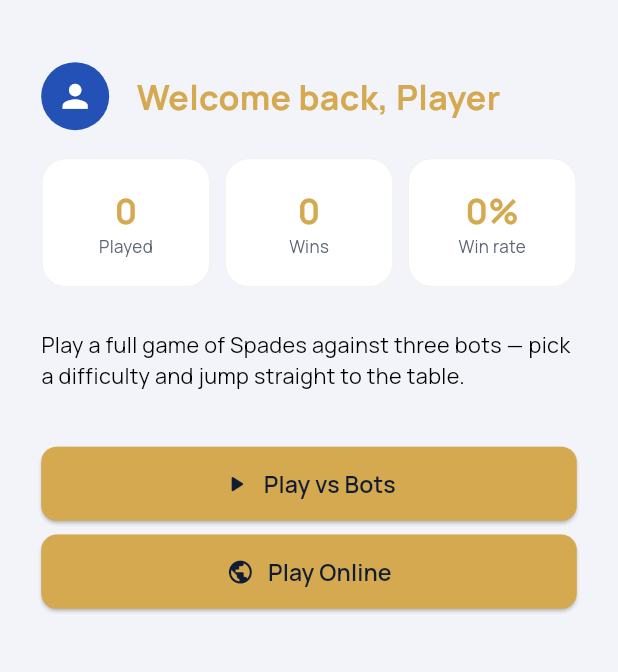
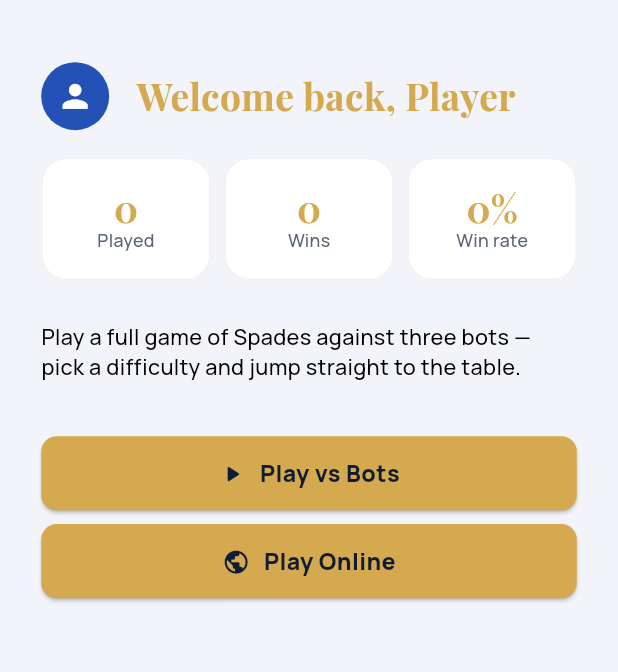
Before and after one commit to Gulshid/Card-Game, a Flutter app: the screen it shows after launch, on a phone screen of 412 x 824 dp, the part 63-735 px from its top. Run offline on Flutter 3.47's test engine with Material 3 defaults, Android fonts, the light colour scheme and no system bars; our stand-ins replace audioplayers, equatable, flutter_bloc, flutter_screenutil, get_it, go_router and 3 more; accounts and stored records are empty; statements that could not run were skipped.

Commit message:
app text style is updated

```diff
--- a/card_game/lib/core/theme/app_text_styles.dart
+++ b/card_game/lib/core/theme/app_text_styles.dart
@@ -1,31 +1,77 @@
+import 'dart:ui' show FontFeature;
+
 import 'package:flutter/material.dart';
 import 'package:flutter_screenutil/flutter_screenutil.dart';
 import 'package:google_fonts/google_fonts.dart';
 
 import 'app_colors.dart';
 
-/// Type ramp. Sizes are `.sp` (ScreenUtil) so they scale with the
-/// design-size bucket the same way spacing does. Built as functions
-/// (not const fields) because `.sp` needs `ScreenUtil` to be
-/// initialized first, which only happens inside `ScreenUtilInit`.
+/// Type ramp: **Playfair Display** (an elegant high-contrast serif) for
+/// display/headline moments, **Manrope** for everything functional.
+///
+/// Sizes are `.sp` (ScreenUtil). Built as functions (not const fields)
+/// because `.sp` needs `ScreenUtil` initialised first.
 abstract class AppTextStyles {
-  static TextStyle _base({
+  static TextStyle _sans({
     required double size,
     required FontWeight weight,
     required Color color,
+    double? letterSpacing,
+    double? height,
   }) {
-    return GoogleFonts.manrope(fontSize: size, fontWeight: weight, color: color);
+    return GoogleFonts.manrope(
+      fontSize: size,
+      fontWeight: weight,
+      color: color,
+      letterSpacing: letterSpacing,
+      height: height,
+    );
   }
 
-  static TextStyle display(Color color) => _base(size: 30.sp, weight: FontWeight.w700, color: color);
-  static TextStyle h1(Color color) => _base(size: 22.sp, weight: FontWeight.w700, color: color);
-  static TextStyle h2(Color color) => _base(size: 18.sp, weight: FontWeight.w600, color: color);
-  static TextStyle body(Color color) => _base(size: 14.sp, weight: FontWeight.w400, color: color);
-  static TextStyle bodyStrong(Color color) => _base(size: 14.sp, weight: FontWeight.w600, color: color);
-  static TextStyle caption(Color color) => _base(size: 11.sp, weight: FontWeight.w400, color: color);
-  static TextStyle button(Color color) => _base(size: 15.sp, weight: FontWeight.w600, color: color);
+  static TextStyle _serif({
+    required double size,
+    required FontWeight weight,
+    required Color color,
+    double? letterSpacing,
+  }) {
+    return GoogleFonts.playfairDisplay(
+      fontSize: size,
+      fontWeight: weight,
+      color: color,
+      letterSpacing: letterSpacing,
+      height: 1.15,
+    );
+  }
 
-  // Convenience shorthands bound to the brand palette, used outside
-  // of Theme-aware contexts (e.g. inside the felt-green game table).
-  static TextStyle get goldLabel => _base(size: 12.sp, weight: FontWeight.w600, color: AppColors.gold);
+  // ---- Core ramp (signatures unchanged) -------------------------------
+  static TextStyle display(Color color) => _serif(size: 32.sp, weight: FontWeight.w800, color: color);
+  static TextStyle h1(Color color) => _serif(size: 24.sp, weight: FontWeight.w700, color: color);
+  static TextStyle h2(Color color) => _sans(size: 17.sp, weight: FontWeight.w700, color: color);
+  static TextStyle body(Color color) => _sans(size: 14.sp, weight: FontWeight.w500, color: color, height: 1.4);
+  static TextStyle bodyStrong(Color color) => _sans(size: 14.sp, weight: FontWeight.w700, color: color);
+  static TextStyle caption(Color color) => _sans(size: 11.5.sp, weight: FontWeight.w500, color: color, height: 1.3);
+  static TextStyle button(Color color) =>
+      _sans(size: 15.sp, weight: FontWeight.w800, color: color, letterSpacing: 0.3);
+
+  // ---- New -------------------------------------------------------------
+
+  /// Tiny, tracked-out label ("OVERLINE"). Pass the text already uppercased.
+  static TextStyle overline(Color color) =>
+      _sans(size: 10.5.sp, weight: FontWeight.w800, color: color, letterSpacing: 1.6);
+
+  /// Serif title for cards and sheets.
+  static TextStyle title(Color color) => _serif(size: 20.sp, weight: FontWeight.w700, color: color);
+
+  /// Tabular, heavy numerals for scores and stats (digits don't jitter
+  /// while they count up).
+  static TextStyle numeric(Color color, {double size = 22}) => _sans(
+        size: size.sp,
+        weight: FontWeight.w800,
+        color: color,
+        height: 1.1,
+      ).copyWith(fontFeatures: const [FontFeature.tabularFigures()]);
+
+  // Convenience shorthand bound to the brand palette, used outside of
+  // Theme-aware contexts (e.g. inside the felt-green game table).
+  static TextStyle get goldLabel => _sans(size: 12.sp, weight: FontWeight.w700, color: AppColors.gold);
 }
```
